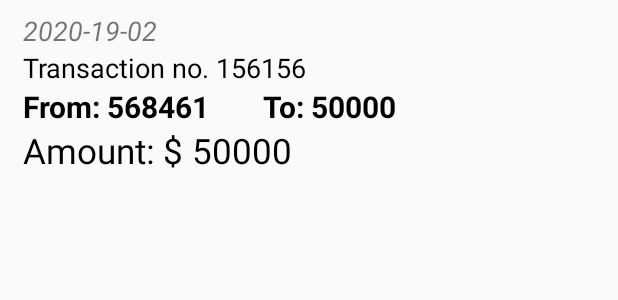
After one commit to dotadiw23/distributed-bank, an Android app: the layout transaction_item_list.xml on its own in the app's theme, with its tools: preview values and no code run, on a phone screen of 412 x 824 dp. The commit adds this screen. Shown: the top 300 px of the screen. Run offline under Robolectric (Android 15) with nearby library versions, the phone set to English and light mode, and no system bars.

Commit message:
Get the transactions history
* RecyclerView implementation

```diff
--- a/mobile/app/build.gradle
+++ b/mobile/app/build.gradle
@@ -38,11 +38,12 @@ dependencies {
     implementation 'androidx.core:core-ktx:1.3.2'
     implementation 'androidx.appcompat:appcompat:1.2.0'
     implementation 'com.google.android.material:material:1.2.1'
-    implementation 'androidx.constraintlayout:constraintlayout:2.0.2'
+    implementation 'androidx.constraintlayout:constraintlayout:2.0.4'
     implementation 'com.squareup.retrofit2:retrofit:2.9.0'
     implementation 'com.squareup.retrofit2:converter-gson:2.9.0'
     implementation 'androidx.legacy:legacy-support-v4:1.0.0'
-    testImplementation 'junit:junit:4.+'
+    implementation 'androidx.recyclerview:recyclerview:1.1.0'
+    testImplementation 'junit:junit:4.13.1'
     androidTestImplementation 'androidx.test.ext:junit:1.1.2'
     androidTestImplementation 'androidx.test.espresso:espresso-core:3.3.0'
 }
--- a/mobile/app/src/main/java/com/dotadiw/mobilebanking/ui/MainActivity.kt
+++ b/mobile/app/src/main/java/com/dotadiw/mobilebanking/ui/MainActivity.kt
@@ -8,7 +8,7 @@ import android.widget.Toast
 import androidx.appcompat.app.AppCompatActivity
 import com.dotadiw.mobilebanking.R
 import com.dotadiw.mobilebanking.bankapi.BankService
-import com.dotadiw.mobilebanking.entities.Credentials
+import com.dotadiw.mobilebanking.model.Credentials
 import retrofit2.Call
 import retrofit2.Callback
 import retrofit2.Response
@@ -17,7 +17,7 @@ import retrofit2.converter.gson.GsonConverterFactory
 
 class MainActivity : AppCompatActivity() {
 
-    private val HOST = "192.168.0.3"
+    private val HOST = "192.168.0.8"
 
     override fun onCreate(savedInstanceState: Bundle?) {
         super.onCreate(savedInstanceState)
@@ -53,7 +53,7 @@ class MainActivity : AppCompatActivity() {
                         this@MainActivity, R.string.no_account, Toast.LENGTH_SHORT
                     ).show()
                     else if (accessToken == "Invalid request") Toast.makeText(
-                        this@MainActivity, R.string.no_conection, Toast.LENGTH_SHORT
+                        this@MainActivity, R.string.no_connection, Toast.LENGTH_SHORT
                     ).show()
                     else {
                         // Start a new activity and send the access token
--- /dev/null
+++ b/mobile/app/src/main/res/layout/transaction_item_list.xml
@@ -0,0 +1,76 @@
+<?xml version="1.0" encoding="utf-8"?>
+<LinearLayout
+    xmlns:android="http://schemas.android.com/apk/res/android" android:layout_width="match_parent"
+    android:layout_height="wrap_content"
+    android:orientation="vertical"
+    android:layout_marginStart="15dp"
+    android:layout_marginEnd="15dp"
+    android:layout_marginTop="8dp"
+    android:clickable="true"
+    android:foreground="?attr/selectableItemBackground"
+    android:focusable="true">
+
+    <LinearLayout
+        android:layout_width="match_parent"
+        android:layout_height="wrap_content"
+        android:orientation="vertical">
+
+        <TextView
+            android:id="@+id/transactionDate"
+            android:layout_width="wrap_content"
+            android:layout_height="wrap_content"
+            android:textSize="18sp"
+            android:textStyle="italic"
+            android:text="2020-19-02"/>
+
+        <TextView
+            android:id="@+id/transactionId"
+            android:layout_width="wrap_content"
+            android:layout_height="wrap_content"
+            android:textSize="18sp"
+            android:textColor="@color/black"
+            android:text="Transaction no. 156156"/>
+
+    </LinearLayout>
+
+    <LinearLayout
+        android:layout_width="wrap_content"
+        android:layout_height="wrap_content"
+        android:orientation="horizontal">
+
+        <TextView
+            android:id="@+id/transactionOrigin"
+            android:layout_width="wrap_content"
+            android:layout_height="wrap_content"
+            android:layout_marginRight="35dp"
+            android:textSize="20sp"
+            android:textStyle="bold"
+            android:textColor="@color/black"
+            android:text="From: 568461"/>
+
+        <TextView
+            android:id="@+id/transactionDestination"
+            android:layout_width="wrap_content"
+            android:layout_height="wrap_content"
+            android:textSize="20sp"
+            android:textStyle="bold"
+            android:textColor="@color/black"
+            android:text="To: 50000"/>
+
+    </LinearLayout>
+
+    <LinearLayout
+        android:layout_width="match_parent"
+        android:layout_height="match_parent">
+
+        <TextView
+            android:id="@+id/transactionAmount"
+            android:layout_width="wrap_content"
+            android:layout_height="wrap_content"
+            android:textSize="23sp"
+            android:textColor="@color/black"
+            android:text="Amount: $ 50000"/>
+
+    </LinearLayout>
+
+</LinearLayout>
--- a/mobile/app/src/main/res/values/strings.xml
+++ b/mobile/app/src/main/res/values/strings.xml
@@ -8,8 +8,12 @@
     <string name="account">Account</string>
     <string name="menu_transfer">Transfers</string>
     <string name="transaction_history">History</string>
-    <string name="no_conection">Can\'t connect with the server</string>
+    <string name="no_connection">Can\'t connect with the server</string>
     <!-- TODO: Remove or change this placeholder text -->
     <string name="hello_blank_fragment">Hello blank fragment</string>
     <string name="amount">Amount</string>
+    <string name="transaction_title">Transactions</string>
+    <string name="transaction_id">"Transaction no: "</string>
+    <string name="from">"From: "</string>
+    <string name="to">"To: "</string>
 </resources>
```
Also changed, not shown: mobile/app/src/main/java/com/dotadiw/mobilebanking/bankapi/BankService.kt (+12 -2 lines), mobile/app/src/main/java/com/dotadiw/mobilebanking/model/UserInfo.kt (renamed from mobile/app/src/main/java/com/dotadiw/mobilebanking/entities/UserInfo.kt, +11 -1 lines), mobile/app/src/main/java/com/dotadiw/mobilebanking/ui/AccountMenu.kt (+62 -23 lines), mobile/app/src/main/java/com/dotadiw/mobilebanking/ui/fragments/TransactionsFragment.kt (+36 -4 lines), mobile/app/src/main/java/com/dotadiw/mobilebanking/ui/recyclerview/RecyclerAdapter.kt (added, +42 -0 lines), mobile/app/src/main/res/layout/fragment_transactions.xml (+28 -6 lines), 3 other files.
